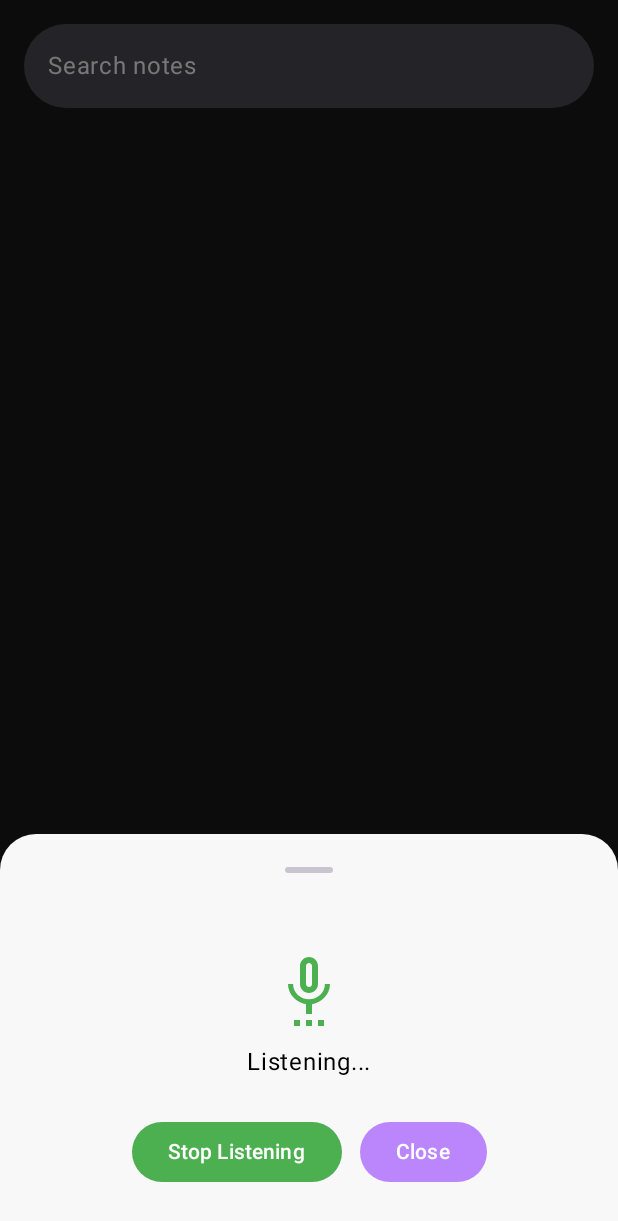
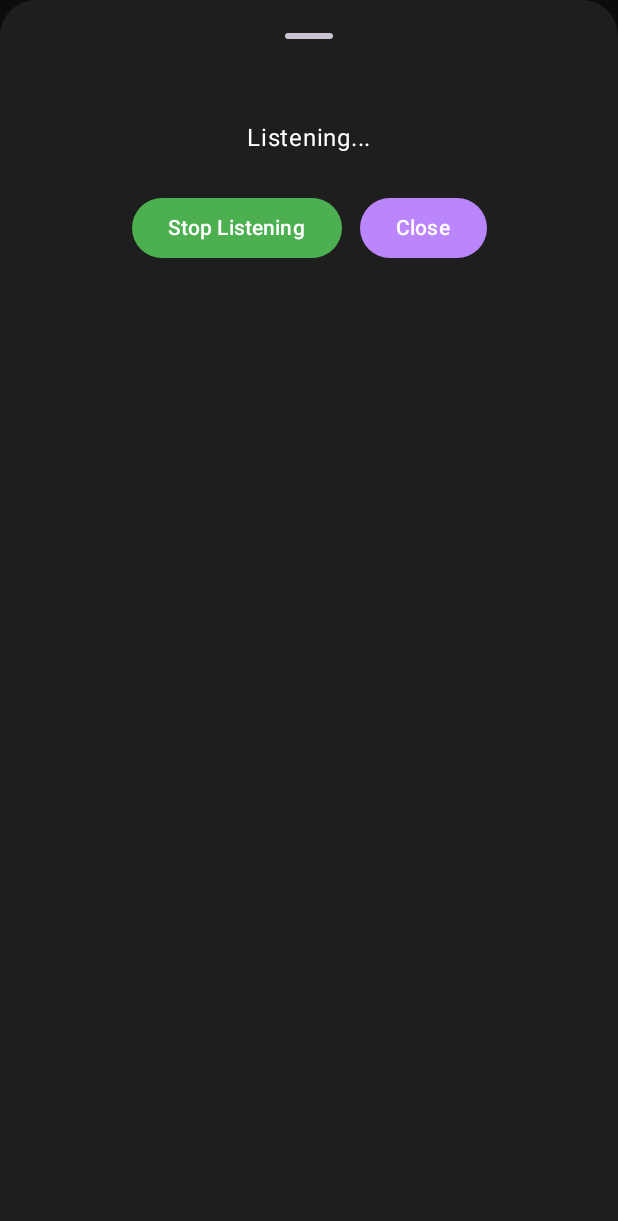
Before and after one commit to SekeNikola/EchoNote, an Android app built with Jetpack Compose: the HomeScreen screen opened through its navigation route, after a tap on "Assistant", on a phone screen of 412 x 824 dp. Shown: the top 1221 px of the screen. Run offline under Robolectric (Android 15) with nearby library versions, the phone set to English and light mode, and no system bars; our stand-ins replace Room's generated code, livedata-compose.

Commit message:
Enhance AI assistant chat interface
- Add dark theme to assistant UI (dark background, white text)
- Implement full-screen modal bottom sheet with skipPartiallyExpanded
- Add auto-scrolling to always show latest chat messages
- Fix chat history implementation with proper StateFlow
- Add clearAssistantChat function to reset conversations
- Improve chat bubble layout with proper message ordering
- Ensure assistant has conversation continuity and online capabilities

```diff
--- a/app/src/main/java/com/example/app/ui/HomeScreen.kt
+++ b/app/src/main/java/com/example/app/ui/HomeScreen.kt
@@ -54,7 +54,7 @@ fun HomeScreen(
     val notes by viewModel.notes.observeAsState(listOf())
     val searchQuery by viewModel.searchQuery.observeAsState("")
     val isVoiceOverlayVisible by viewModel.isVoiceOverlayVisible.observeAsState(false)
-    // val context = LocalContext.current
+    val context = LocalContext.current
     // var showVoiceInput = false // Unused variable
 
     Box(modifier = Modifier.fillMaxSize()) {
@@ -87,7 +87,9 @@ fun HomeScreen(
     val isRecording by viewModel.isRecording.observeAsState(false)
     val transcript by viewModel.fullTranscript.collectAsState()
     val aiResponse by viewModel.aiResponse.observeAsState("")
+    val assistantChatHistory by viewModel.assistantChatHistory.collectAsState()
     val coroutineScope = rememberCoroutineScope()
+    val chatListState = remember { androidx.compose.foundation.lazy.LazyListState() }
         if (showSheet.value) {
             ModalBottomSheet(
                 onDismissRequest = { showSheet.value = false },
@@ -134,13 +136,18 @@ fun HomeScreen(
         }
         if (showAssistantSheet.value) {
             val context = LocalContext.current
+            val assistantSheetState = rememberModalBottomSheetState(
+                skipPartiallyExpanded = true
+            )
             ModalBottomSheet(
                 onDismissRequest = {
                     showAssistantSheet.value = false
                     viewModel.stopSpeechRecognition()
+                    viewModel.clearAssistantChat()
                 },
+                sheetState = assistantSheetState,
                 shape = RoundedCornerShape(topStart = 24.dp, topEnd = 24.dp),
-                containerColor = Color(0xFFF8F8F8)
+                containerColor = Color(0xFF1E1E1E)
             ) {
                 androidx.compose.runtime.LaunchedEffect(showAssistantSheet.value) {
                     if (showAssistantSheet.value) {
@@ -149,28 +156,65 @@ fun HomeScreen(
                 }
                 Column(
                     modifier = Modifier
-                        .fillMaxWidth()
+                        .fillMaxSize()
                         .padding(vertical = 32.dp, horizontal = 12.dp),
                     horizontalAlignment = Alignment.CenterHorizontally
                 ) {
-                    Icon(Icons.Outlined.SettingsVoice, contentDescription = "Assistant Mic", tint = if (isRecording) Color(0xFF4CAF50) else Color.Gray, modifier = Modifier.size(48.dp))
-                    Spacer(modifier = Modifier.height(12.dp))
                     Text(
-                        text = if (isRecording) "Listening..." else "Tap mic to start",
-                        color = Color.Black,
+                        text = if (isRecording) "Listening..." else "AI Assistant",
+                        color = Color.White,
                         fontSize = 16.sp
                     )
                     Spacer(modifier = Modifier.height(8.dp))
-                    if (transcript.isNotBlank()) {
-                        Text("You said:", color = Color.Gray, fontSize = 13.sp)
-                        Text(transcript, color = Color.Black, fontSize = 15.sp, modifier = Modifier.padding(4.dp))
+                    // Chat history UI
+                    androidx.compose.foundation.lazy.LazyColumn(
+                        state = chatListState,
+                        modifier = Modifier
+                            .fillMaxWidth()
+                            .weight(1f, fill = false)
+                            .padding(bottom = 8.dp),
+                        reverseLayout = false
+                    ) {
+                        items(assistantChatHistory) { chatPair ->
+                            val (user, ai) = chatPair
+                            // User message bubble
+                            Row(modifier = Modifier.fillMaxWidth(), horizontalArrangement = Arrangement.End) {
+                                Box(
+                                    modifier = Modifier
+                                        .background(Color(0xFFBB86FC), shape = RoundedCornerShape(16.dp))
+                                        .padding(10.dp)
+                                        .widthIn(max = 260.dp)
+                                ) {
+                                    Text(text = user, color = Color.White, fontSize = 15.sp)
+                                }
+                            }
+                            Spacer(modifier = Modifier.height(4.dp))
+                            // AI message bubble
+                            if (ai.isNotBlank()) {
+                                Row(modifier = Modifier.fillMaxWidth(), horizontalArrangement = Arrangement.Start) {
+                                    Box(
+                                        modifier = Modifier
+                                            .background(Color(0xFF2D2D2D), shape = RoundedCornerShape(16.dp))
+                                            .padding(10.dp)
+                                            .widthIn(max = 260.dp)
+                                    ) {
+                                        Text(text = ai, color = Color.White, fontSize = 15.sp)
+                                    }
+                                }
+                                Spacer(modifier = Modifier.height(8.dp))
+                            }
+                        }
                     }
-                    if (aiResponse.isNotBlank()) {
-                        Spacer(modifier = Modifier.height(8.dp))
-                        Text("Assistant:", color = Color(0xFF4CAF50), fontWeight = FontWeight.Bold, fontSize = 14.sp)
-                        Text(aiResponse, color = Color.Black, fontSize = 15.sp, modifier = Modifier.padding(4.dp))
+
+                    // Auto-scroll to latest message - triggers on any chat history change
+                    LaunchedEffect(assistantChatHistory) {
+                        if (assistantChatHistory.isNotEmpty()) {
+                            coroutineScope.launch {
+                                chatListState.scrollToItem(assistantChatHistory.size - 1)
+                            }
+                        }
                     }
-                    Spacer(modifier = Modifier.height(16.dp))
+                    Spacer(modifier = Modifier.height(8.dp))
                     Row {
                         Button(onClick = {
                             coroutineScope.launch {
@@ -183,6 +227,7 @@ fun HomeScreen(
                         Button(onClick = {
                             showAssistantSheet.value = false
                             viewModel.stopSpeechRecognition()
+                            viewModel.clearAssistantChat()
                         }, colors = ButtonDefaults.buttonColors(containerColor = Color(0xFFBB86FC))) {
                             Text("Close", color = Color.White)
                         }
```
Also changed, not shown: app/src/main/java/com/example/app/viewmodel/NoteViewModel.kt (+44 -10 lines).
